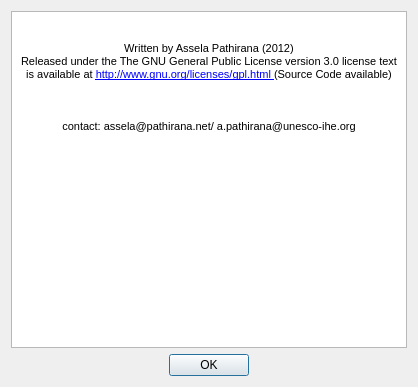
Old version of the form qt/about_dialog_.ui in the repository asselapathirana/swmm5-ea.
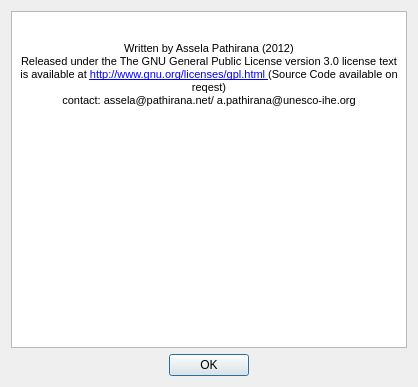
New version of the form. Icons and pictures are not drawn.

```diff
--- a/qt/about_dialog_.ui
+++ b/qt/about_dialog_.ui
@@ -26,10 +26,8 @@
 &lt;p align=&quot;center&quot; style=&quot; margin-top:0px; margin-bottom:0px; margin-left:0px; margin-right:0px; -qt-block-indent:0; text-indent:0px;&quot;&gt;&lt;img src=&quot;:/res/res/logo2.gif&quot; /&gt;&lt;/p&gt;
 &lt;p align=&quot;center&quot; style=&quot;-qt-paragraph-type:empty; margin-top:0px; margin-bottom:0px; margin-left:0px; margin-right:0px; -qt-block-indent:0; text-indent:0px; font-size:8pt;&quot;&gt;&lt;br /&gt;&lt;/p&gt;
 &lt;p align=&quot;center&quot; style=&quot; margin-top:0px; margin-bottom:0px; margin-left:0px; margin-right:0px; -qt-block-indent:0; text-indent:0px;&quot;&gt;&lt;span style=&quot; font-size:8pt;&quot;&gt;Written by Assela Pathirana (2012)&lt;/span&gt;&lt;/p&gt;
-&lt;p align=&quot;center&quot; style=&quot; margin-top:0px; margin-bottom:0px; margin-left:0px; margin-right:0px; -qt-block-indent:0; text-indent:0px;&quot;&gt;&lt;span style=&quot; font-size:8pt;&quot;&gt;Released under the The GNU General Public License version 3.0 license text is available at &lt;/span&gt;&lt;a href=&quot;http://www.gnu.org/licenses/gpl.html&quot;&gt;&lt;span style=&quot; font-size:8pt; text-decoration: underline; color:#0000ff;&quot;&gt;http://www.gnu.org/licenses/gpl.html &lt;/span&gt;&lt;/a&gt;&lt;span style=&quot; font-size:8pt;&quot;&gt;(Source Code available)&lt;/span&gt;&lt;/p&gt;
-&lt;p align=&quot;center&quot; style=&quot;-qt-paragraph-type:empty; margin-top:0px; margin-bottom:0px; margin-left:0px; margin-right:0px; -qt-block-indent:0; text-indent:0px; font-size:8pt;&quot;&gt;&lt;br /&gt;&lt;/p&gt;
+&lt;p align=&quot;center&quot; style=&quot; margin-top:0px; margin-bottom:0px; margin-left:0px; margin-right:0px; -qt-block-indent:0; text-indent:0px;&quot;&gt;&lt;span style=&quot; font-size:8pt;&quot;&gt;Released under the The GNU General Public License version 3.0 license text is available at &lt;/span&gt;&lt;a href=&quot;http://www.gnu.org/licenses/gpl.html&quot;&gt;&lt;span style=&quot; font-size:8pt; text-decoration: underline; color:#0000ff;&quot;&gt;http://www.gnu.org/licenses/gpl.html &lt;/span&gt;&lt;/a&gt;&lt;span style=&quot; font-size:8pt;&quot;&gt;(Source Code available on reqest)&lt;/span&gt;&lt;/p&gt;
 &lt;p align=&quot;center&quot; style=&quot; margin-top:0px; margin-bottom:0px; margin-left:0px; margin-right:0px; -qt-block-indent:0; text-indent:0px;&quot;&gt;&lt;img src=&quot;:/res/res/logo.gif&quot; /&gt;&lt;/p&gt;
-&lt;p align=&quot;center&quot; style=&quot;-qt-paragraph-type:empty; margin-top:0px; margin-bottom:0px; margin-left:0px; margin-right:0px; -qt-block-indent:0; text-indent:0px; font-size:8pt;&quot;&gt;&lt;br /&gt;&lt;/p&gt;
 &lt;p align=&quot;center&quot; style=&quot; margin-top:0px; margin-bottom:0px; margin-left:0px; margin-right:0px; -qt-block-indent:0; text-indent:0px;&quot;&gt;&lt;span style=&quot; font-size:8pt;&quot;&gt;contact: assela@pathirana.net/ a.pathirana@unesco-ihe.org&lt;/span&gt;&lt;/p&gt;
 &lt;p align=&quot;center&quot; style=&quot;-qt-paragraph-type:empty; margin-top:0px; margin-bottom:0px; margin-left:0px; margin-right:0px; -qt-block-indent:0; text-indent:0px; font-size:8pt;&quot;&gt;&lt;br /&gt;&lt;/p&gt;&lt;/body&gt;&lt;/html&gt;</string>
        </property>
```
